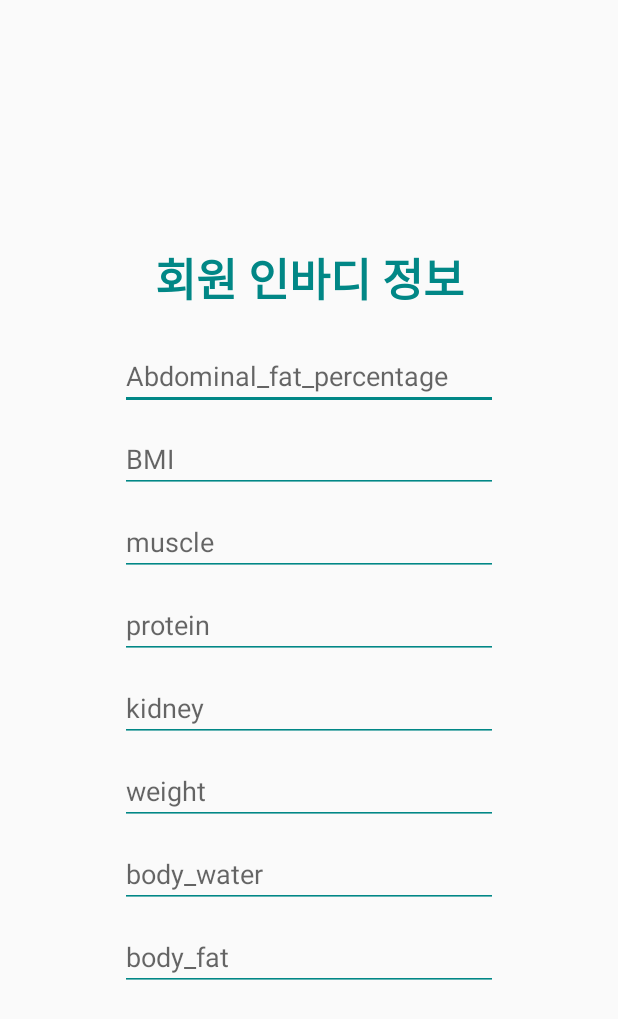
After one commit to Blue-hyeon/Fooching, an Android app: the InbodyActivity screen opened directly, with no data from a screen before it, on a phone screen of 412 x 824 dp. The commit adds this screen. Shown: the top 1019 px of the screen. Run offline under Robolectric (Android 15) with nearby library versions, the phone set to English and light mode, and no system bars; our stand-ins replace Firebase (no records; nobody signed in at launch, a user with empty details on screens opened directly); 1 statement that could not run was skipped.

Commit message:
Inbody 화면

```diff
--- a/app/src/main/AndroidManifest.xml
+++ b/app/src/main/AndroidManifest.xml
@@ -16,6 +16,12 @@
         android:supportsRtl="true"
         android:theme="@style/Theme.Healthcare"
         android:usesCleartextTraffic="true">
+        <activity
+            android:name=".InbodyActivity"
+            android:exported="true" />
+        <activity
+            android:name=".OcrActivity"
+            android:exported="true" />
         <activity
             android:name=".CalenderActivity"
             android:exported="true" />
--- /dev/null
+++ b/app/src/main/java/com/example/healthcare/InbodyActivity.java
@@ -0,0 +1,78 @@
+package com.example.healthcare;
+
+import androidx.annotation.NonNull;
+import androidx.appcompat.app.AppCompatActivity;
+
+import android.os.Bundle;
+import android.widget.Button;
+import android.widget.EditText;
+
+import com.example.healthcare.model.OCRModel;
+import com.example.healthcare.model.UserModel;
+import com.google.firebase.auth.FirebaseAuth;
+import com.google.firebase.database.DataSnapshot;
+import com.google.firebase.database.DatabaseError;
+import com.google.firebase.database.FirebaseDatabase;
+import com.google.firebase.database.ValueEventListener;
+
+public class InbodyActivity extends AppCompatActivity {
+    private EditText Abdominal_fat_percentage_info;
+    private EditText BMI_info;
+    private EditText muscle_info;
+    private EditText protein_info;
+    private EditText kidney_info;
+    private EditText weight_info;
+    private EditText body_water_info;
+    private EditText body_fat_info;
+    private Button Inbody_button;
+    private String destinationUid;
+
+    @Override
+    protected void onCreate(Bundle savedInstanceState) {
+        super.onCreate(savedInstanceState);
+        setContentView(R.layout.activity_inbody);
+        Abdominal_fat_percentage_info=findViewById(R.id.Abdominal_fat_percentage_info);
+        BMI_info=findViewById(R.id.BMI_info);
+        muscle_info=findViewById(R.id.muscle_info);
+        protein_info=findViewById(R.id.protein_info);
+        kidney_info=findViewById(R.id.kidney_info);
+        weight_info=findViewById(R.id.weight_info);
+        body_water_info=findViewById(R.id.body_water_info);
+        body_fat_info=findViewById(R.id.body_fat_info);
+        Inbody_button=findViewById(R.id.Inbody_button);
+        final String myUid = FirebaseAuth.getInstance().getCurrentUser().getUid();
+        destinationUid = getIntent().getStringExtra("destinationUid");
+        FirebaseDatabase.getInstance().getReference().child("users").child(destinationUid).child("ocrinfo").addValueEventListener(new ValueEventListener() {
+            @Override
+            public void onDataChange(@NonNull DataSnapshot dataSnapshot) {
+
+                OCRModel ocrModel = dataSnapshot.getValue(OCRModel.class);
+                if(ocrModel.getAbdominal_fat_percentage()!=null) {
+                    Abdominal_fat_percentage_info.setText(ocrModel.getAbdominal_fat_percentage());
+                    BMI_info.setText(ocrModel.getBMI());
+                    muscle_info.setText(ocrModel.getmuscle());
+                    protein_info.setText(ocrModel.getprotein());
+                    kidney_info.setText(ocrModel.getkidney());
+                    weight_info.setText(ocrModel.getweight());
+                    body_water_info.setText(ocrModel.getbody_water());
+                    body_fat_info.setText(ocrModel.getbody_fat());
+                }
+                else{
+                    Abdominal_fat_percentage_info.setText("");
+                    BMI_info.setText("");
+                    muscle_info.setText("");
+                    protein_info.setText("");
+                    kidney_info.setText("");
+                    weight_info.setText("");
+                    body_water_info.setText("");
+                    body_fat_info.setText("");
+                }
+            }
+
+            @Override
+            public void onCancelled(@NonNull DatabaseError error) {
+
+            }
+        });
+    }
+}
--- a/app/src/main/java/com/example/healthcare/model/OCRModel.java
+++ b/app/src/main/java/com/example/healthcare/model/OCRModel.java
@@ -1,6 +1,8 @@
 package com.example.healthcare.model;
 
-public class OCRModel {
+import java.io.Serializable;
+
+public class OCRModel implements Serializable {
     //변수 선언
     private String Abdominal_fat_percentage;
     private String BMI;
--- /dev/null
+++ b/app/src/main/res/layout/activity_inbody.xml
@@ -0,0 +1,95 @@
+<?xml version="1.0" encoding="utf-8"?>
+<LinearLayout xmlns:android="http://schemas.android.com/apk/res/android"
+    xmlns:app="http://schemas.android.com/apk/res-auto"
+    xmlns:tools="http://schemas.android.com/tools"
+    android:layout_width="match_parent"
+    android:layout_height="match_parent"
+    android:orientation="vertical"
+    android:gravity="center"
+    tools:context=".InbodyActivity">
+    <TextView
+        android:layout_width="40mm"
+        android:layout_height="wrap_content"
+        android:text="회원 인바디 정보"
+        android:textSize="30sp"
+        android:textStyle="bold"
+        android:gravity="center"
+        android:textColor="@color/teal_700"
+        />
+
+    <EditText
+        android:id="@+id/Abdominal_fat_percentage_info"
+        android:layout_width="40mm"
+        android:layout_height="wrap_content"
+        android:layout_marginTop="20dp"
+        android:hint="Abdominal_fat_percentage"
+        android:backgroundTint="@color/teal_700"
+        >
+    </EditText>
+
+    <EditText
+        android:id="@+id/BMI_info"
+        android:layout_width="40mm"
+        android:layout_height="wrap_content"
+        android:layout_marginTop="10dp"
+        android:hint="BMI"
+        android:backgroundTint="@color/teal_700"
+        >
+    </EditText>
+
+    <EditText
+        android:id="@+id/muscle_info"
+        android:layout_width="40mm"
+        android:layout_height="wrap_content"
+        android:layout_marginTop="10dp"
+        android:hint="muscle"
+        android:backgroundTint="@color/teal_700">
+    </EditText>
+
+
+    <EditText
+        android:id="@+id/protein_info"
+        android:layout_width="40mm"
+        android:layout_height="wrap_content"
+        android:layout_marginTop="10dp"
+        android:hint="protein"
+        android:backgroundTint="@color/teal_700">
+    </EditText>
+
+    <EditText
+        android:id="@+id/kidney_info"
+        android:layout_width="40mm"
+        android:layout_height="wrap_content"
+        android:layout_marginTop="10dp"
+        android:hint="kidney"
+        android:backgroundTint="@color/teal_700">
+    </EditText>
+
+    <EditText
+        android:id="@+id/weight_info"
+        android:layout_width="40mm"
+        android:layout_height="wrap_content"
+        android:layout_marginTop="10dp"
+        android:hint="weight"
+        android:backgroundTint="@color/teal_700">
+    </EditText>
+
+    <EditText
+        android:id="@+id/body_water_info"
+        android:layout_width="40mm"
+        android:layout_height="wrap_content"
+        android:layout_marginTop="10dp"
+        android:hint="body_water"
+        android:backgroundTint="@color/teal_700">
+    </EditText>
+
+    <EditText
+        android:id="@+id/body_fat_info"
+        android:layout_width="40mm"
+        android:layout_height="wrap_content"
+        android:layout_marginTop="10dp"
+        android:hint="body_fat"
+        android:backgroundTint="@color/teal_700">
+    </EditText>
+
+</LinearLayout>
```
Also changed, not shown: app/src/main/java/com/example/healthcare/OcrActivity.java (added, +78 -0 lines), app/src/main/java/com/example/healthcare/chat/MessageActivity.java (+47 -1 lines), app/src/main/res/layout/activity_message.xml (+12 -0 lines), app/src/main/res/layout/activity_ocr.xml (added, +105 -0 lines).
